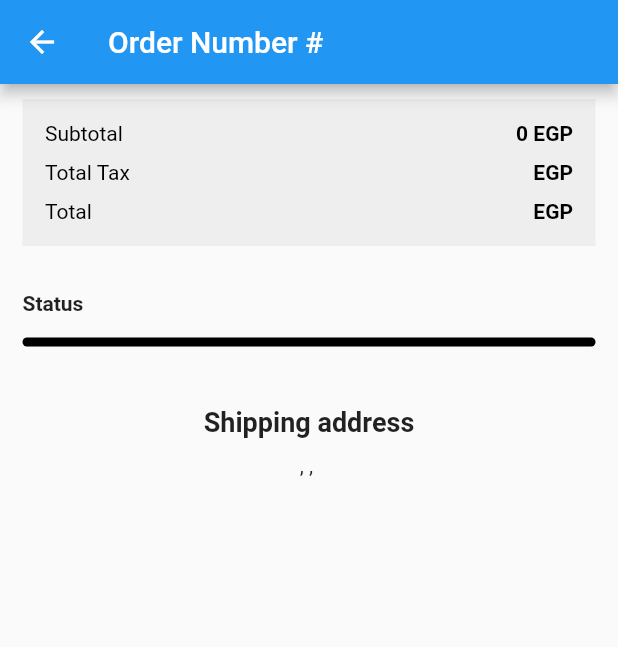
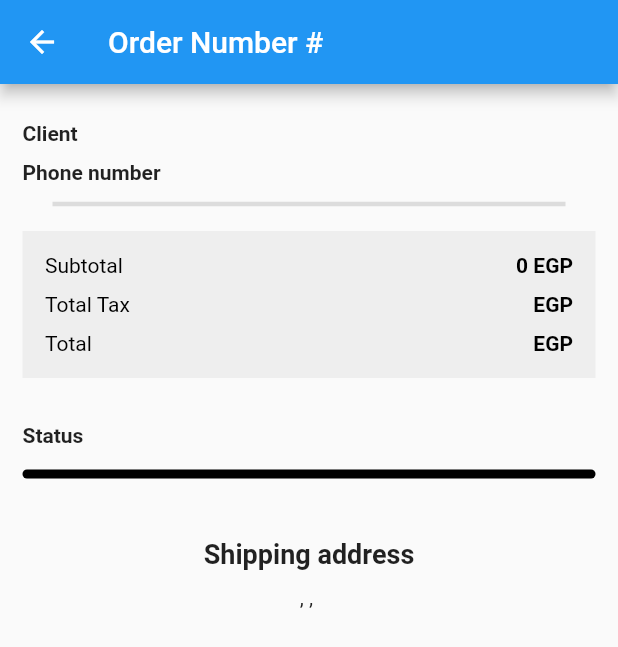
Before and after one commit to BisoDevil/meaters_admin, a Flutter app: the OrderDetail screen opened directly with empty values, on a phone screen of 412 x 824 dp. Shown: the top 647 px of the screen. Run offline on Flutter 3.47's test engine with Material 2 defaults, Android fonts, the phone set to English and light mode, and no system bars; our stand-ins replace bubble, firebase_core, firebase_database; accounts and stored records are empty; network calls fail; statements that could not run were skipped.

Commit message:
add client data to order

```diff
--- a/lib/model/Order.dart
+++ b/lib/model/Order.dart
@@ -48,7 +48,7 @@ class Order {
   List<MetaDatum> metaData;
   List<LineItem> lineItems;
   List<dynamic> taxLines;
-  List<dynamic> shippingLines;
+  List<ShippingLine> shippingLines;
   List<dynamic> feeLines;
   List<dynamic> couponLines;
   List<dynamic> refunds;
@@ -131,17 +131,26 @@ class Order {
         paymentMethod: json["payment_method"],
         paymentMethodTitle: json["payment_method_title"],
         transactionId: json["transaction_id"],
-        datePaid: DateTime.parse(json["date_paid"]),
-        datePaidGmt: DateTime.parse(json["date_paid_gmt"]),
-        dateCompleted: DateTime.parse(json["date_completed"]),
-        dateCompletedGmt: DateTime.parse(json["date_completed_gmt"]),
+        datePaid: json["date_paid"] == null
+            ? null
+            : DateTime.parse(json["date_paid"]),
+        datePaidGmt: json["date_paid_gmt"] == null
+            ? null
+            : DateTime.parse(json["date_paid_gmt"]),
+        dateCompleted: json["date_completed"] == null
+            ? null
+            : DateTime.parse(json["date_completed"]),
+        dateCompletedGmt: json["date_completed_gmt"] == null
+            ? null
+            : DateTime.parse(json["date_completed_gmt"]),
         cartHash: json["cart_hash"],
         metaData: List<MetaDatum>.from(
             json["meta_data"].map((x) => MetaDatum.fromMap(x))),
         lineItems: List<LineItem>.from(
             json["line_items"].map((x) => LineItem.fromMap(x))),
         taxLines: List<dynamic>.from(json["tax_lines"].map((x) => x)),
-        shippingLines: List<dynamic>.from(json["shipping_lines"].map((x) => x)),
+        shippingLines: List<ShippingLine>.from(
+            json["shipping_lines"].map((x) => ShippingLine.fromMap(x))),
         feeLines: List<dynamic>.from(json["fee_lines"].map((x) => x)),
         couponLines: List<dynamic>.from(json["coupon_lines"].map((x) => x)),
         refunds: List<dynamic>.from(json["refunds"].map((x) => x)),
@@ -179,15 +188,20 @@ class Order {
     "payment_method": paymentMethod,
     "payment_method_title": paymentMethodTitle,
     "transaction_id": transactionId,
-        "date_paid": datePaid.toIso8601String(),
-        "date_paid_gmt": datePaidGmt.toIso8601String(),
-        "date_completed": dateCompleted.toIso8601String(),
-        "date_completed_gmt": dateCompletedGmt.toIso8601String(),
+    "date_paid": datePaid == null ? null : datePaid.toIso8601String(),
+    "date_paid_gmt":
+    datePaidGmt == null ? null : datePaidGmt.toIso8601String(),
+    "date_completed":
+    dateCompleted == null ? null : dateCompleted.toIso8601String(),
+    "date_completed_gmt": dateCompletedGmt == null
+        ? null
+        : dateCompletedGmt.toIso8601String(),
     "cart_hash": cartHash,
     "meta_data": List<dynamic>.from(metaData.map((x) => x.toMap())),
     "line_items": List<dynamic>.from(lineItems.map((x) => x.toMap())),
     "tax_lines": List<dynamic>.from(taxLines.map((x) => x)),
-        "shipping_lines": List<dynamic>.from(shippingLines.map((x) => x)),
+    "shipping_lines":
+    List<dynamic>.from(shippingLines.map((x) => x.toMap())),
     "fee_lines": List<dynamic>.from(feeLines.map((x) => x)),
     "coupon_lines": List<dynamic>.from(couponLines.map((x) => x)),
     "refunds": List<dynamic>.from(refunds.map((x) => x)),
@@ -323,22 +337,33 @@ class LineItem {
 class Links {
   List<Collection> self;
   List<Collection> collection;
+  List<Collection> customer;
 
   Links({
     this.self,
     this.collection,
+    this.customer,
   });
 
-  factory Links.fromMap(Map<String, dynamic> json) => Links(
+  factory Links.fromMap(Map<String, dynamic> json) =>
+      Links(
         self: List<Collection>.from(
             json["self"].map((x) => Collection.fromMap(x))),
         collection: List<Collection>.from(
             json["collection"].map((x) => Collection.fromMap(x))),
+        customer: json["customer"] == null
+            ? null
+            : List<Collection>.from(
+            json["customer"].map((x) => Collection.fromMap(x))),
       );
 
-  Map<String, dynamic> toMap() => {
+  Map<String, dynamic> toMap() =>
+      {
         "self": List<dynamic>.from(self.map((x) => x.toMap())),
         "collection": List<dynamic>.from(collection.map((x) => x.toMap())),
+        "customer": customer == null
+            ? null
+            : List<dynamic>.from(customer.map((x) => x.toMap())),
       };
 }
 
@@ -375,9 +400,56 @@ class MetaDatum {
     value: json["value"],
   );
 
-  Map<String, dynamic> toMap() => {
+  Map<String, dynamic> toMap() =>
+      {
         "id": id,
         "key": key,
         "value": value,
       };
 }
+
+class ShippingLine {
+  int id;
+  String methodTitle;
+  String methodId;
+  String instanceId;
+  String total;
+  String totalTax;
+  List<dynamic> taxes;
+  List<dynamic> metaData;
+
+  ShippingLine({
+    this.id,
+    this.methodTitle,
+    this.methodId,
+    this.instanceId,
+    this.total,
+    this.totalTax,
+    this.taxes,
+    this.metaData,
+  });
+
+  factory ShippingLine.fromMap(Map<String, dynamic> json) =>
+      ShippingLine(
+        id: json["id"],
+        methodTitle: json["method_title"],
+        methodId: json["method_id"],
+        instanceId: json["instance_id"],
+        total: json["total"],
+        totalTax: json["total_tax"],
+        taxes: List<dynamic>.from(json["taxes"].map((x) => x)),
+        metaData: List<dynamic>.from(json["meta_data"].map((x) => x)),
+      );
+
+  Map<String, dynamic> toMap() =>
+      {
+        "id": id,
+        "method_title": methodTitle,
+        "method_id": methodId,
+        "instance_id": instanceId,
+        "total": total,
+        "total_tax": totalTax,
+        "taxes": List<dynamic>.from(taxes.map((x) => x)),
+        "meta_data": List<dynamic>.from(metaData.map((x) => x)),
+      };
+}
--- a/lib/providers/ChatProvider.dart
+++ b/lib/providers/ChatProvider.dart
@@ -66,6 +66,7 @@ class ChatProvider extends ChangeNotifier {
     messages[data.key] = userMessages;
 
     messages = LinkedHashMap.fromEntries(messages.entries.toList().reversed);
+
     notifyListeners();
   }
 
--- a/lib/providers/OrderProvider.dart
+++ b/lib/providers/OrderProvider.dart
@@ -30,4 +30,29 @@ class OrderProvider extends ChangeNotifier {
 
     notifyListeners();
   }
+
+  Future<bool> completeOrder({Order order}) async {
+    return await _updateOrder(order: order, status: "completed");
+  }
+
+  Future<bool> cancelOrder({Order order}) async {
+    return await _updateOrder(order: order, status: "cancelled");
+  }
+
+  Future<bool> _updateOrder({Order order, String status}) async {
+    order.status = status;
+    var res = await http.put(
+        "https://meatersegy.com/wp-json/wc/v3/orders/${order.id}",
+        body: convert.jsonEncode(order.toMap()),
+        headers: {
+          "Authorization":
+              "Basic Y2tfYWNjZTRhY2YzYjBhODAxMjM0ZTQyODQxNWI5NTI1NTFmZTk5NzkzMjpjc18zNGM1ZjI1ZWUzYTdhOTNmZTcxOGNmZTUxNjhlODBmMTlhMTgwM2Zk"
+        });
+    print(res.body);
+    if (res.statusCode == 200) {
+      notifyListeners();
+      return true;
+    }
+    return false;
+  }
 }
--- a/lib/screen/home.dart
+++ b/lib/screen/home.dart
@@ -15,10 +15,16 @@ class HomeScreen extends StatelessWidget {
           bottom: TabBar(
             tabs: <Widget>[
               Tab(
-                text: "Chat",
+                child: Text(
+                  "Chat",
+                  style: TextStyle(fontSize: 17),
+                ),
               ),
               Tab(
-                text: "Orders",
+                child: Text(
+                  "Order",
+                  style: TextStyle(fontSize: 17),
+                ),
               ),
             ],
           ),
--- a/lib/screen/home/SingleChatScreen.dart
+++ b/lib/screen/home/SingleChatScreen.dart
@@ -50,12 +50,6 @@ class _SingleChatScreenState extends State<SingleChatScreen> {
                       alignment: item.sender == "admin"
                           ? Alignment.topLeft
                           : Alignment.topRight,
-                      nip: item.sender != "admin"
-                          ? BubbleNip.leftBottom
-                          : BubbleNip.rightBottom,
-                      nipRadius: 4,
-                      nipWidth: 30,
-                      nipHeight: 10,
                       radius: Radius.circular(20.0),
                       child: Column(
                         crossAxisAlignment: CrossAxisAlignment.stretch,
--- a/lib/screen/order/order_details.dart
+++ b/lib/screen/order/order_details.dart
@@ -1,19 +1,20 @@
 import 'package:flutter/material.dart';
 import 'package:meaters_admin/model/Order.dart';
+import 'package:meaters_admin/providers/OrderProvider.dart';
+import 'package:provider/provider.dart';
 
 class OrderDetail extends StatefulWidget {
   final Order order;
-  final VoidCallback onRefresh;
 
-  OrderDetail({this.order, this.onRefresh});
+  OrderDetail({this.order});
 
   @override
   _OrderDetailState createState() => _OrderDetailState();
 }
 
 class _OrderDetailState extends State<OrderDetail> {
-  String tracking;
   Order order;
+  bool isLoading = false;
 
   @override
   void initState() {
@@ -24,6 +25,7 @@ class _OrderDetailState extends State<OrderDetail> {
 
   @override
   Widget build(BuildContext context) {
+    OrderProvider provider = Provider.of<OrderProvider>(context);
     return Scaffold(
       appBar: AppBar(
         title: Text("Order Number #${order.number}"),
@@ -32,6 +34,48 @@ class _OrderDetailState extends State<OrderDetail> {
         padding: EdgeInsets.symmetric(horizontal: 15.0),
         child: Column(
           children: <Widget>[
+            SizedBox(
+              height: 25,
+            ),
+            Row(
+              mainAxisAlignment: MainAxisAlignment.spaceBetween,
+              children: <Widget>[
+                Text(
+                  "Client",
+                  style: TextStyle(fontWeight: FontWeight.bold),
+                ),
+                Text(
+                  "${order.shipping.firstName} ${order.shipping.lastName}",
+                  style: TextStyle(
+                      color: Colors.black, fontWeight: FontWeight.w600),
+                )
+              ],
+            ),
+            SizedBox(
+              height: 10,
+            ),
+            Row(
+              mainAxisAlignment: MainAxisAlignment.spaceBetween,
+              children: <Widget>[
+                Text(
+                  "Phone number",
+                  style: TextStyle(fontWeight: FontWeight.bold),
+                ),
+                Text(
+                  "${order.shipping.phone}",
+                  style: TextStyle(
+                      color: Colors.black, fontWeight: FontWeight.w600),
+                )
+              ],
+            ),
+            SizedBox(
+              height: 5,
+            ),
+            Divider(
+              thickness: 3,
+              indent: 20,
+              endIndent: 20,
+            ),
             for (var item in order.lineItems)
               Padding(
                 padding: EdgeInsets.symmetric(vertical: 15),
@@ -155,6 +199,56 @@ class _OrderDetailState extends State<OrderDetail> {
             SizedBox(
               height: 20,
             ),
+            if (order.status == "pending")
+              Row(
+                children: <Widget>[
+                  Expanded(
+                    child: FlatButton.icon(
+                        onPressed: () async {
+                          setState(() {
+                            isLoading = true;
+                          });
+                          isLoading =
+                              !await provider.completeOrder(order: order);
+                        },
+                        color: Colors.green,
+                        icon: Icon(
+                          Icons.check,
+                          color: Colors.white,
+                        ),
+                        label: Text(
+                          "Complete",
+                          style: TextStyle(color: Colors.white),
+                        )),
+                  ),
+                  SizedBox(
+                    width: 5,
+                  ),
+                  Expanded(
+                    child: FlatButton.icon(
+                        onPressed: () async {
+                          setState(() {
+                            isLoading = true;
+                          });
+                          isLoading = !await provider.cancelOrder(order: order);
+                        },
+                        color: Colors.red,
+                        icon: Icon(
+                          Icons.check,
+                          color: Colors.white,
+                        ),
+                        label: Text(
+                          "Cancel",
+                          style: TextStyle(color: Colors.white),
+                        )),
+                  )
+                ],
+              ),
+            if (isLoading)
+              SizedBox(
+                height: 70,
+                child: Center(child: CircularProgressIndicator()),
+              )
           ],
         ),
       ),
--- a/lib/screen/order/order_item.dart
+++ b/lib/screen/order/order_item.dart
@@ -5,9 +5,8 @@ import 'package:meaters_admin/screen/order/order_details.dart';
 
 class OrderItem extends StatelessWidget {
   final Order order;
-  final VoidCallback onRefresh;
 
-  OrderItem({this.order, this.onRefresh});
+  OrderItem({this.order});
 
   @override
   Widget build(BuildContext context) {
@@ -18,7 +17,6 @@ class OrderItem extends StatelessWidget {
           MaterialPageRoute(
               builder: (context) => OrderDetail(
                     order: order,
-                    onRefresh: onRefresh,
                   )),
         );
       },
```
Lines whose indentation alone changed are shown as unchanged.
